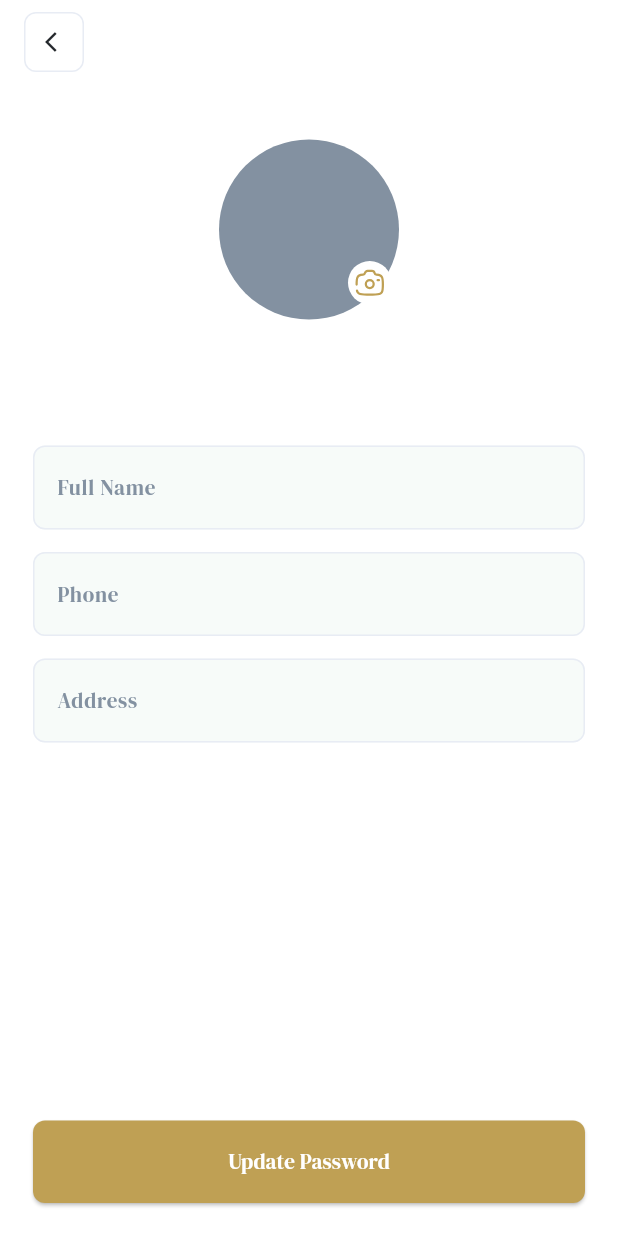
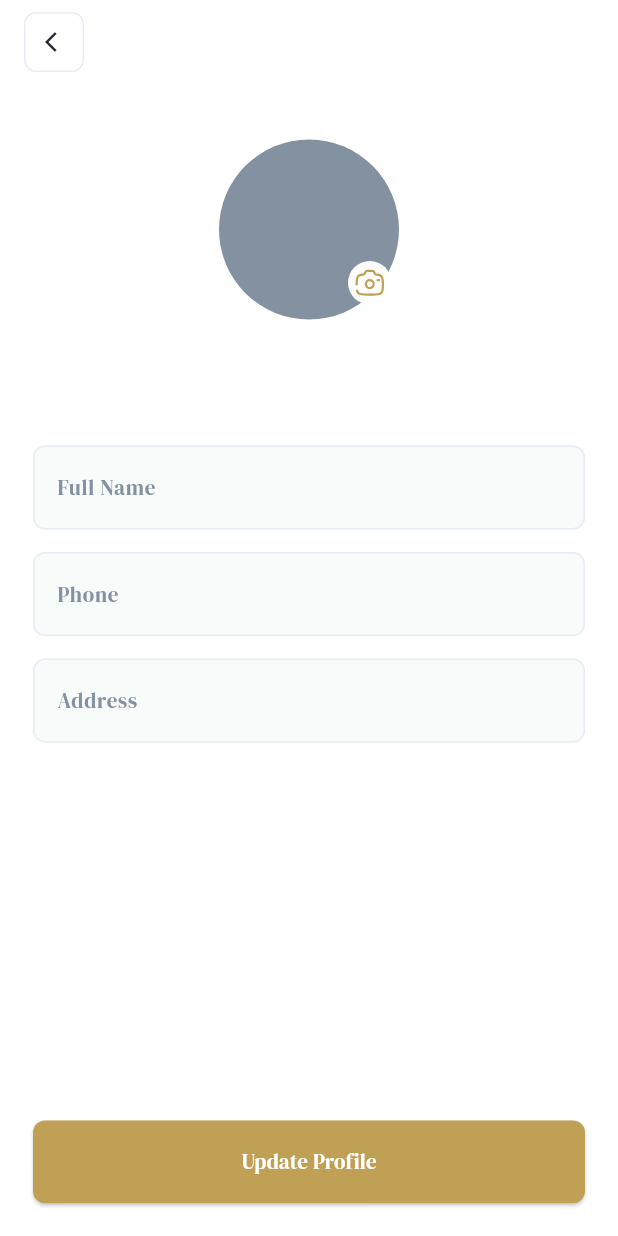
Before and after one commit to Islam3020/bookia, a Flutter app: the EditProfile screen opened directly, on a phone screen of 412 x 824 dp. Run offline on Flutter 3.47's test engine with Material 3 defaults, Android fonts, the phone set to English and light mode, and no system bars; our stand-ins replace cached_network_image, carousel_slider, dio, flutter_bloc, flutter_svg, gap and 4 more; accounts and stored records are empty.

Commit message:
new commit

```diff
--- a/lib/features/profile/presentation/pages/edit_profile.dart
+++ b/lib/features/profile/presentation/pages/edit_profile.dart
@@ -1,6 +1,5 @@
 import 'package:bookia/core/constants/assets_manager.dart';
 import 'package:bookia/core/utils/app_colors.dart';
-import 'package:bookia/core/utils/text_styles.dart';
 import 'package:bookia/core/widgets/custom_buttons.dart';
 import 'package:bookia/core/widgets/pop_container.dart';
 import 'package:flutter/material.dart';
@@ -61,7 +60,7 @@ class EditProfile extends StatelessWidget {
             const Spacer(
               flex: 3,
             ),
-            CustomButton(text: "Update Password", onPressed: () {})
+            CustomButton(text: "Update Profile", onPressed: () {})
           ],
         ),
       ),
```
